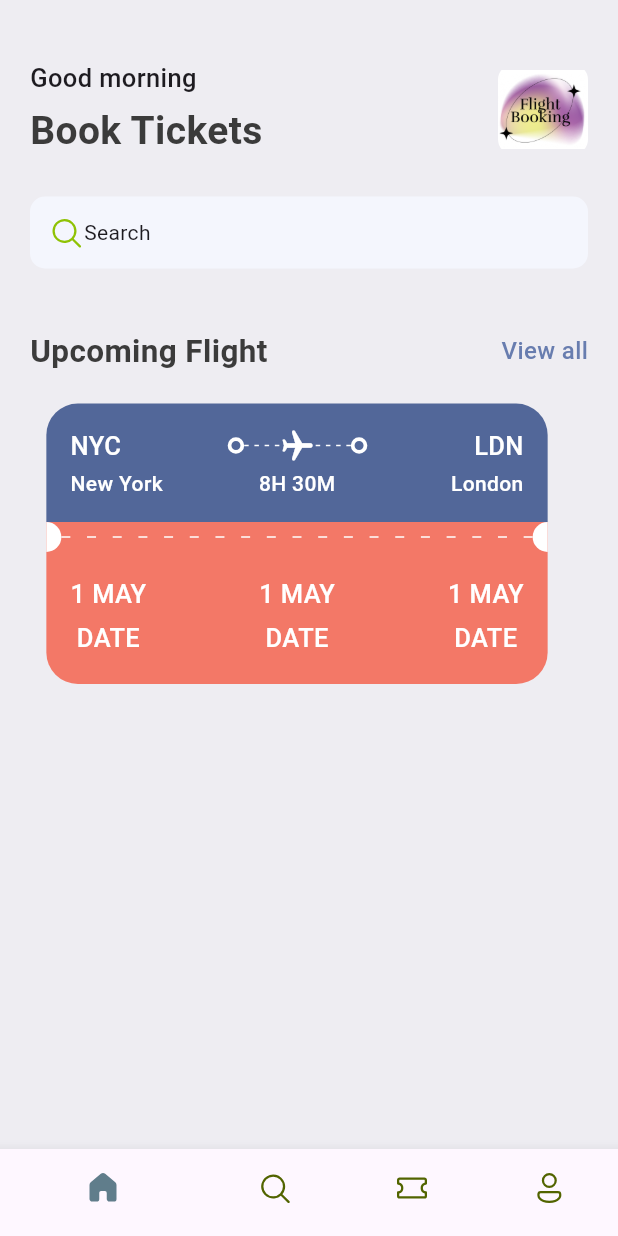
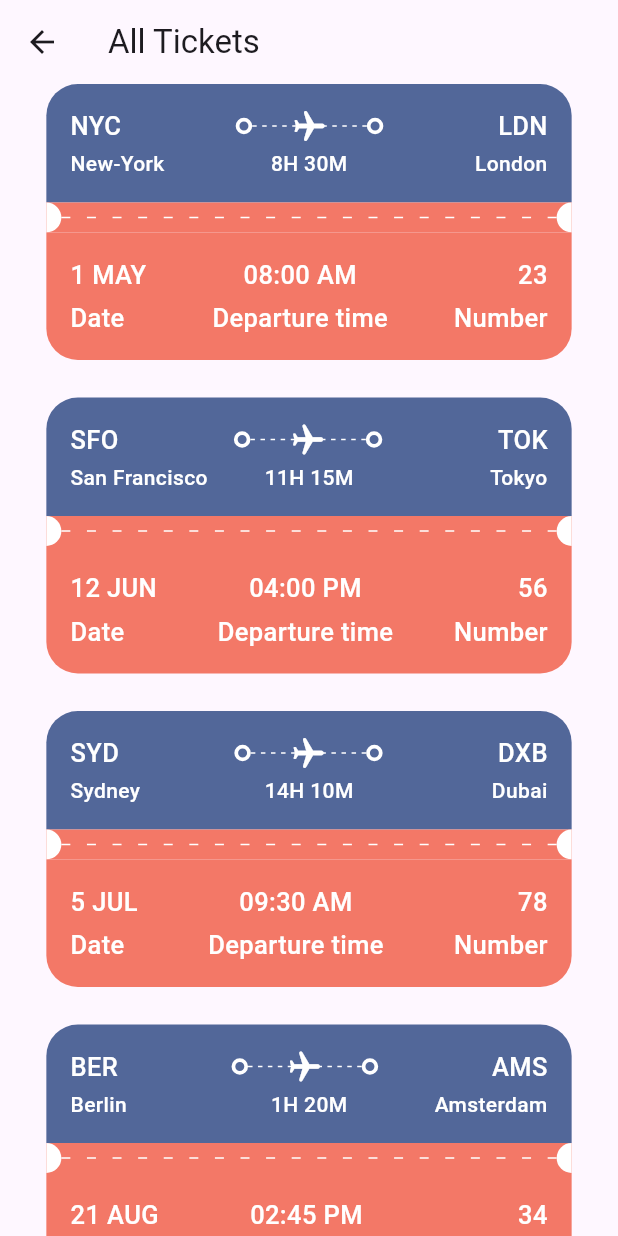
Before and after one commit to Bra-Gabby-Marshal/Flutter-Ticket-App, a Flutter app: the screen it shows after launch, after a tap on "View all", on a phone screen of 412 x 824 dp. Run offline on Flutter 3.47's test engine with Material 3 defaults, Android fonts, the phone set to English and light mode, and no system bars; our stand-ins replace device_preview, fluentui_icons.

Commit message:
new update

```diff
--- /dev/null
+++ b/lib/base/utils/app_json.dart
@@ -0,0 +1,86 @@
+List<Map<String, dynamic>> ticketList = [
+  {
+    'from': {
+      'code': "NYC",
+      'name': "New-York"
+    },
+    'to': {
+      'code': "LDN",
+      'name': "London"
+    },
+    'flying_time': "8H 30M",
+    'date': "1 MAY",
+    'departure': "08:00 AM",
+    'number': 23,
+  },
+  {
+    'from': {
+      'code': "SFO",
+      'name': "San Francisco"
+    },
+    'to': {
+      'code': "TOK",
+      'name': "Tokyo"
+    },
+    'flying_time': "11H 15M",
+    'date': "12 JUN",
+    'departure': "04:00 PM",
+    'number': 56,
+  },
+  {
+    'from': {
+      'code': "SYD",
+      'name': "Sydney"
+    },
+    'to': {
+      'code': "DXB",
+      'name': "Dubai"
+    },
+    'flying_time': "14H 10M",
+    'date': "5 JUL",
+    'departure': "09:30 AM",
+    'number': 78,
+  },
+  {
+    'from': {
+      'code': "BER",
+      'name': "Berlin"
+    },
+    'to': {
+      'code': "AMS",
+      'name': "Amsterdam"
+    },
+    'flying_time': "1H 20M",
+    'date': "21 AUG",
+    'departure': "02:45 PM",
+    'number': 34,
+  },
+  {
+    'from': {
+      'code': "MIA",
+      'name': "Miami"
+    },
+    'to': {
+      'code': "MEX",
+      'name': "Mexico City"
+    },
+    'flying_time': "3H 45M",
+    'date': "30 SEP",
+    'departure': "11:00 AM",
+    'number': 67,
+  },
+  {
+    'from': {
+      'code': "JFK",
+      'name': "New York"
+    },
+    'to': {
+      'code': "LAX",
+      'name': "Los Angeles"
+    },
+    'flying_time': "6H 5M",
+    'date': "15 OCT",
+    'departure': "07:00 AM",
+    'number': 89,
+  },
+];
--- /dev/null
+++ b/lib/base/widgets/app_column_text_layout.dart
@@ -0,0 +1,21 @@
+import 'package:flutter/cupertino.dart';
+import 'package:my_ticket_app/base/widgets/text_style_third.dart';
+
+class AppColumnTextLayout extends StatelessWidget {
+  final String topText;
+  final String bottomText;
+  final CrossAxisAlignment alignment;
+  const AppColumnTextLayout({super.key, required this.topText, required this.bottomText, required this.alignment});
+
+  @override
+  Widget build(BuildContext context) {
+    return Column(
+      crossAxisAlignment: alignment,
+      children: [
+        TextStyleThird(text: topText),
+        const SizedBox(height: 5,),
+        TextStyleThird(text: bottomText),
+      ],
+    );
+  }
+}
--- a/lib/base/widgets/app_double_text.dart
+++ b/lib/base/widgets/app_double_text.dart
@@ -1,6 +1,7 @@
 import 'package:flutter/cupertino.dart';
 import 'package:flutter/material.dart';
 import 'package:my_ticket_app/base/res/styles/app_styles.dart';
+import 'package:my_ticket_app/screens/all_tickets.dart';
 
 class AppDoubleText extends StatelessWidget {
   const AppDoubleText({super.key, required this.bigText, required this.smallText});
@@ -14,9 +15,7 @@ class AppDoubleText extends StatelessWidget {
       children: [
         Text(bigText, style:AppStyles.headLineStyle2),
         InkWell(
-          onTap: (){
-
-          },
+          onTap: ()=>Navigator.pushNamed(context, "/all_tickets"),
           child:Text(smallText, style:AppStyles.textStyle.copyWith(
             color: AppStyles.primaryColor
           )),
--- a/lib/base/widgets/ticket_view.dart
+++ b/lib/base/widgets/ticket_view.dart
@@ -5,6 +5,7 @@ import 'package:flutter/material.dart';
 import 'package:flutter/painting.dart';
 import 'package:flutter/widgets.dart';
 import 'package:my_ticket_app/base/res/styles/app_styles.dart';
+import 'package:my_ticket_app/base/widgets/app_column_text_layout.dart';
 import 'package:my_ticket_app/base/widgets/app_layoutbuilder_widget.dart';
 import 'package:my_ticket_app/base/widgets/big_circle.dart';
 import 'package:my_ticket_app/base/widgets/big_dot.dart';
@@ -12,7 +13,9 @@ import 'package:my_ticket_app/base/widgets/text_style_fourth.dart';
 import 'package:my_ticket_app/base/widgets/text_style_third.dart';
 
 class TicketView extends StatelessWidget {
-  const TicketView({super.key});
+  final Map<String, dynamic> ticket;
+  final bool wholeScreen;
+  const TicketView({super.key, required this.ticket, this.wholeScreen=false});
 
   @override
   Widget build(BuildContext context) {
@@ -21,7 +24,7 @@ class TicketView extends StatelessWidget {
       width: size.width*0.85,
       height: 189,
       child: Container(
-        margin: const EdgeInsets.only(right: 16),
+        margin: EdgeInsets.only(right: wholeScreen==true?0:16),
         child: Column(
           children: [
             // blue part of the ticket
@@ -36,9 +39,10 @@ class TicketView extends StatelessWidget {
                    Row(
                     // show departure and destination with icons first time
                     children: [
-                      const TextStyleThird(text: "NYC",),
+                      TextStyleThird(text: ticket["from"]["code"],),
                       Expanded(child: Container()),
                       const BigDot(),
+                       // ticket flying icon
                        Expanded(child: Stack(children: [
                         const SizedBox(
                           height:24,
@@ -49,7 +53,7 @@ class TicketView extends StatelessWidget {
                       ],)),
                       const BigDot(),
                       Expanded(child: Container()),
-                      const TextStyleThird(text: "LDN",),
+                      TextStyleThird(text: ticket["to"]["code"],),
 
                     ],
                   ),
@@ -58,16 +62,16 @@ class TicketView extends StatelessWidget {
                   Row(
                     // show departure and destination with icons first time
                     children: [
-                      const SizedBox(
+                      SizedBox(
                         width: 100,
-                        child: TextStyleFourth(text: "New York",),
+                        child: TextStyleFourth(text: ticket["from"]["name"],),
                       ),
                       Expanded(child: Container()),
-                      const TextStyleFourth(text: "8H 30M",),
+                      TextStyleFourth(text: ticket["flying_time"],),
                       Expanded(child: Container()),
-                      const SizedBox(
+                      SizedBox(
                         width: 100,
-                        child:  TextStyleFourth(text: "London", align: TextAlign.end,),
+                        child:  TextStyleFourth(text: ticket["to"]["name"], align: TextAlign.end,),
     ),
                     ],
                   )
@@ -93,61 +97,28 @@ class TicketView extends StatelessWidget {
                   color: AppStyles.ticketOrange,
                   borderRadius: const BorderRadius.only(bottomLeft: Radius.circular(21), bottomRight: Radius.circular(21))
               ),
-              child: const Column(
+              child:  Column(
                 children: [
                   Row(
                     mainAxisAlignment: MainAxisAlignment.spaceBetween,
                     // show departure and destination with icons first time
                     children: [
-                      Column(
-                        children: [
-                          TextStyleThird(text: "1 MAY"),
-                          SizedBox(height: 5,),
-                          TextStyleThird(text: "DATE"),
-                        ],
+                      AppColumnTextLayout(
+                          topText: ticket["date"],
+                          bottomText: "Date",
+                        alignment: CrossAxisAlignment.start,),
+                      AppColumnTextLayout(
+                          topText: ticket["departure"],
+                          bottomText: "Departure time",
+                        alignment: CrossAxisAlignment.center,
                       ),
-                      Column(
-                        children: [
-                          TextStyleThird(text: "1 MAY"),
-                          SizedBox(height: 5,),
-                          TextStyleThird(text: "DATE"),
-                        ],
+                      AppColumnTextLayout(
+                          topText: ticket["number"].toString(),
+                          bottomText: "Number",
+                        alignment: CrossAxisAlignment.end,
                       ),
-                      Column(
-                        children: [
-                          TextStyleThird(text: "1 MAY"),
-                          SizedBox(height: 5,),
-                          TextStyleThird(text: "DATE"),
-                        ],
-                      ),
-                      // Expanded(child: Container()),
-                      // Text(
-                      //   "08:00 AM", style: AppStyles.headLineStyle3.copyWith(color: Colors.white),
-                      // ),
-                      // Expanded(child: Container()),
-                      // Text(
-                      //   "23", style: AppStyles.headLineStyle3.copyWith(color: Colors.white),
-                      // ),
-                    ],
+                                          ],
                   ),
-                  SizedBox(height: 3,),
-                  // show departure and destination names with time
-                  // Row(
-                  //   // show departure and destination with icons first time
-                  //   children: [
-                  //     Text(
-                  //       "Date", style: AppStyles.headLineStyle4.copyWith(color: Colors.white),
-                  //     ),
-                  //     Expanded(child: Container()),
-                  //     Text(
-                  //       "Departure time", style: AppStyles.headLineStyle4.copyWith(color: Colors.white),
-                  //     ),
-                  //     Expanded(child: Container()),
-                  //     Text(
-                  //       "Number", style: AppStyles.headLineStyle4.copyWith(color: Colors.white),
-                  //     ),
-                  //   ],
-                  // )
                 ],
               ),
             ),
--- a/lib/main.dart
+++ b/lib/main.dart
@@ -1,6 +1,7 @@
 import 'package:device_preview/device_preview.dart';
 import 'package:flutter/material.dart';
 import 'package:my_ticket_app/base/bottom_nav_bar.dart';
+import 'package:my_ticket_app/screens/all_tickets.dart';
 
 void main() {
   runApp(DevicePreview(builder: (context) => const MyApp()));
@@ -11,8 +12,12 @@ class MyApp extends StatelessWidget {
 
   @override
   Widget build(BuildContext context) {
-    return const MaterialApp(
-      home: BottomNavBar(),
+    return  MaterialApp(
+      // home: const BottomNavBar(),
+      routes: {
+        "/": (context)=> const BottomNavBar(),
+        "/all_tickets": (context)=> const AllTickets()
+      },
     );
   }
 }
--- /dev/null
+++ b/lib/screens/all_tickets.dart
@@ -0,0 +1,31 @@
+import 'package:flutter/cupertino.dart';
+import 'package:flutter/material.dart';
+import 'package:my_ticket_app/base/utils/app_json.dart';
+import 'package:my_ticket_app/base/widgets/ticket_view.dart';
+
+class AllTickets extends StatelessWidget {
+  const AllTickets({super.key});
+
+  @override
+  Widget build(BuildContext context) {
+    return Scaffold(
+      // Listing all tickets
+      appBar: AppBar(
+        title: const Text("All Tickets"),
+      ),
+      body: ListView(
+        children: [
+          SingleChildScrollView(
+            child: Column(
+              children: ticketList
+                  .map((singleTicket) =>
+                  Container(
+                    margin: const EdgeInsets.only(bottom: 20),
+                      child: TicketView(ticket: singleTicket, wholeScreen: true,))).toList(),
+            ),
+          )
+        ],
+      ),
+    );
+  }
+}
--- a/lib/screens/home_screen.dart
+++ b/lib/screens/home_screen.dart
@@ -3,6 +3,7 @@ import 'package:flutter/cupertino.dart';
 import 'package:flutter/material.dart';
 import 'package:my_ticket_app/base/res/media.dart';
 import 'package:my_ticket_app/base/res/styles/app_styles.dart';
+import 'package:my_ticket_app/base/utils/app_json.dart';
 import 'package:my_ticket_app/base/widgets/app_double_text.dart';
 import 'package:my_ticket_app/base/widgets/ticket_view.dart';
 
@@ -63,7 +64,12 @@ class HomeScreen extends StatelessWidget {
                 const SizedBox(height: 40),
                 const AppDoubleText(bigText: 'Upcoming Flight', smallText: 'View all',),
                 const SizedBox(height: 20,),
-                const TicketView()
+                 SingleChildScrollView(
+                  scrollDirection: Axis.horizontal,
+                    child: Row(
+                      children: ticketList.map((singleTicket) => TicketView(ticket:singleTicket)).toList(),
+                    )
+                ),
               ],
             ),
           ),
```
